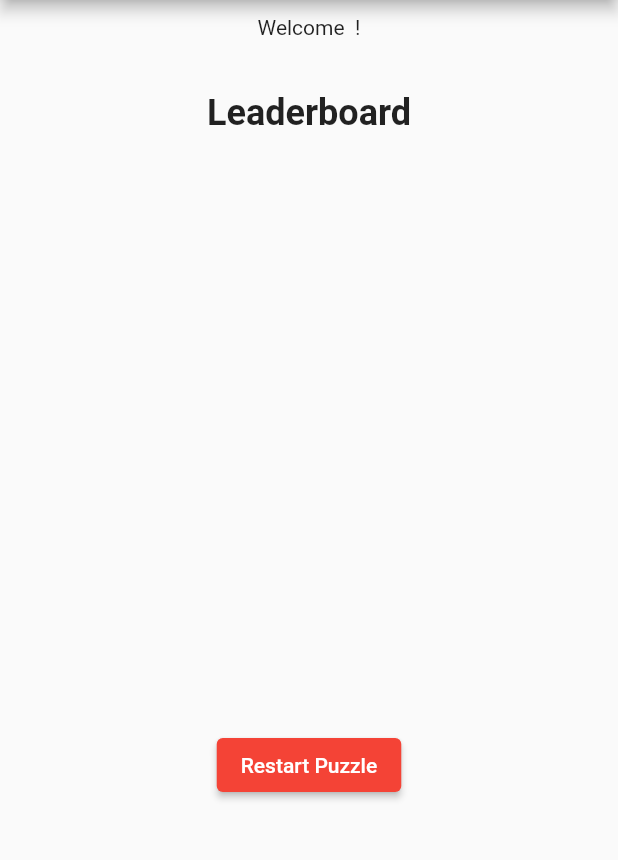
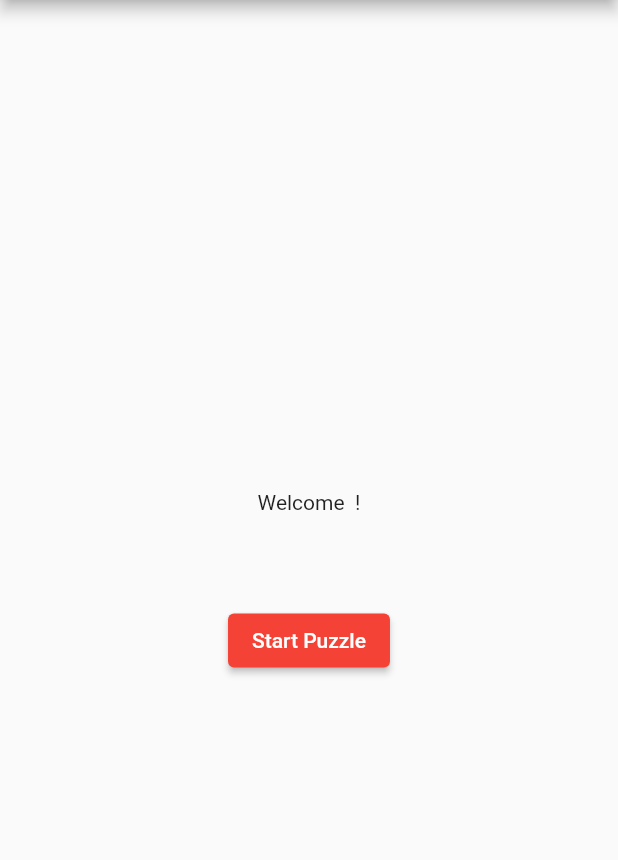
Before and after one commit to iamartyaa/eLitmus, a Flutter app: the HomeScreen screen opened directly, on a phone screen of 412 x 824 dp, the part 84-944 px from its top. Run offline on Flutter 3.47's test engine with Material 2 defaults, Android fonts, the phone set to English and light mode, and no system bars; our stand-ins replace cloud_firestore, firebase_auth, firebase_core, fluttertoast; missing offline and left inert: dart:ffi; accounts and stored records are empty.

Commit message:
minor fix

```diff
--- a/lib/screens/home_screen.dart
+++ b/lib/screens/home_screen.dart
@@ -88,7 +88,7 @@ class _HomeScreenState extends State<HomeScreen> {
           ? Center(
               child: Container(
                 child: Column(
-                  mainAxisAlignment: loggedInUser.score != null
+                  mainAxisAlignment: loggedInUser.score != 0
                       ? MainAxisAlignment.start
                       : MainAxisAlignment.center,
                   children: [
@@ -101,7 +101,7 @@ class _HomeScreenState extends State<HomeScreen> {
                     const SizedBox(
                       height: 25,
                     ),
-                    if (loggedInUser.score != null)
+                    if (loggedInUser.score != 0)
                       Container(
                         height: 400,
                           child: Column(
@@ -124,7 +124,7 @@ class _HomeScreenState extends State<HomeScreen> {
                           gameState = 0;
                         });
                       },
-                      child: Text(loggedInUser.score != null
+                      child: Text(loggedInUser.score != 0
                           ? 'Restart Puzzle'
                           : 'Start Puzzle'),
                     ),
```
